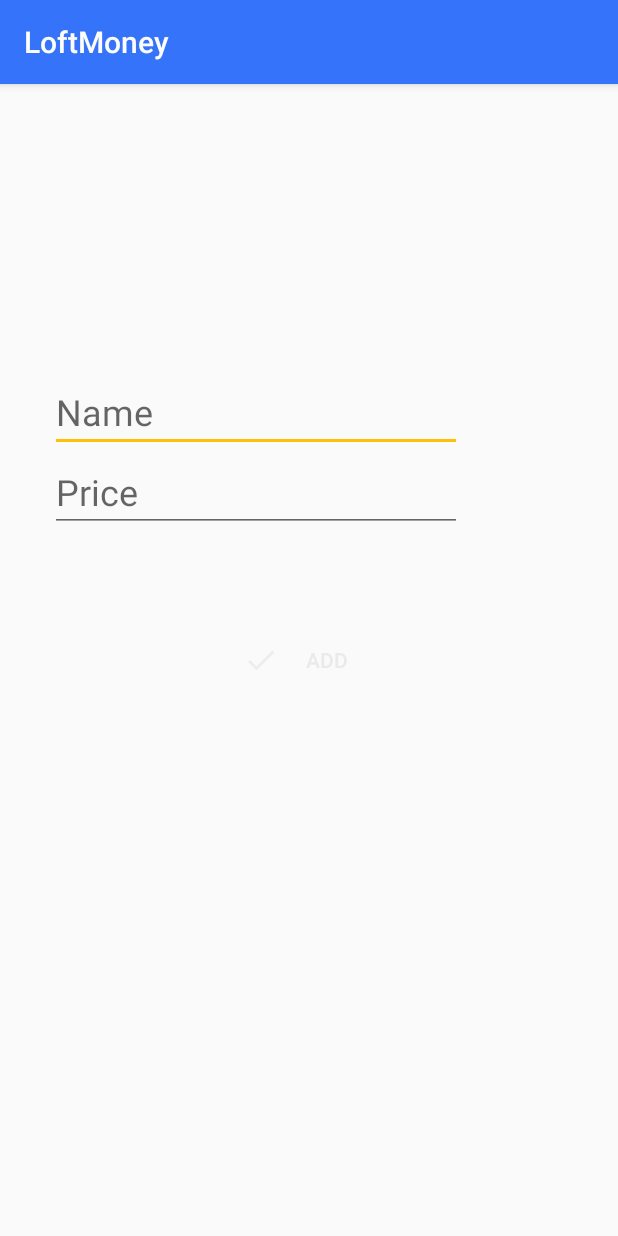
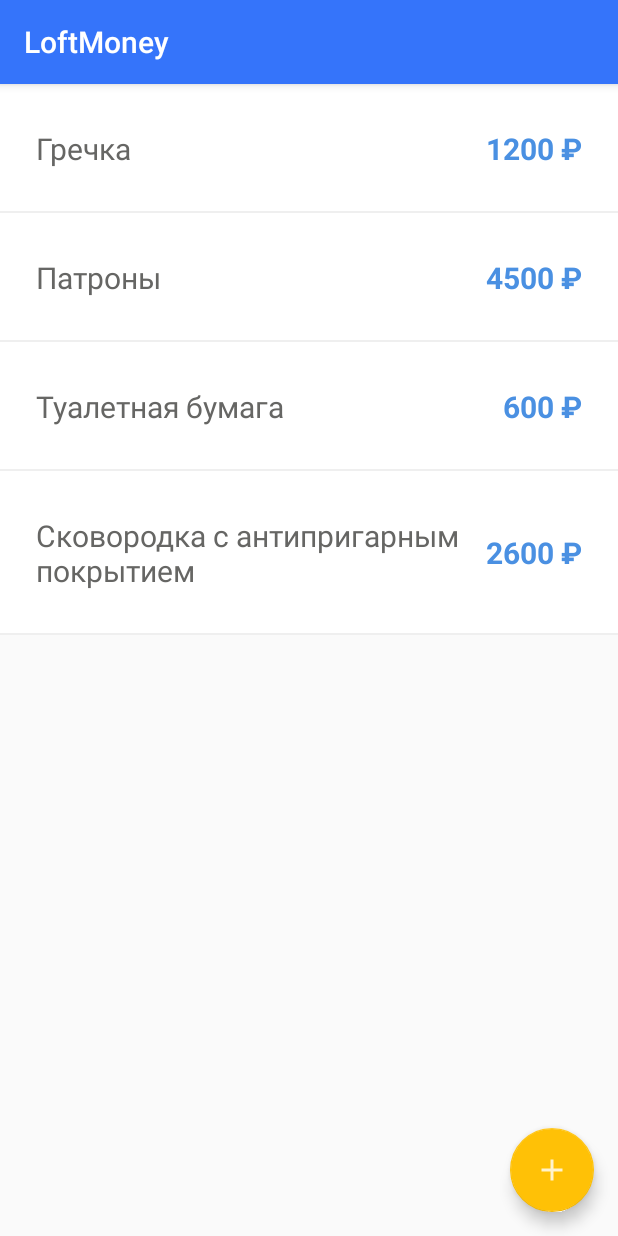
Before and after one commit to temofeyk/LoftMoney, an Android app: the screen it shows after launch (AddItemActivity before the commit, MainActivity after it), on a phone screen of 412 x 824 dp. Run offline under Robolectric (Android 15) with nearby library versions, the phone set to English and light mode, and no system bars.

Commit message:
added recyclerView with diffUtil

```diff
--- a/app/build.gradle
+++ b/app/build.gradle
@@ -28,8 +28,12 @@ android {
 
 dependencies {
     implementation fileTree(dir: 'libs', include: ['*.jar'])
-
+    // recyclerview
+    implementation 'androidx.recyclerview:recyclerview:1.1.0'
+    // appcompat
     implementation 'androidx.appcompat:appcompat:1.1.0'
+    // material
+    implementation 'com.google.android.material:material:1.1.0'
     implementation 'androidx.constraintlayout:constraintlayout:1.1.3'
     testImplementation 'junit:junit:4.12'
     androidTestImplementation 'androidx.test.ext:junit:1.1.1'
--- /dev/null
+++ b/app/src/main/java/com/temofey/k/android/loftmoney/activities/main/ItemsAdapter.java
@@ -0,0 +1,68 @@
+package com.temofey.k.android.loftmoney.activities.main;
+
+import android.view.View;
+import android.view.ViewGroup;
+import android.widget.TextView;
+
+import androidx.annotation.NonNull;
+import androidx.recyclerview.widget.DiffUtil;
+import androidx.recyclerview.widget.RecyclerView;
+
+import com.temofey.k.android.loftmoney.R;
+import com.temofey.k.android.loftmoney.data.model.Item;
+
+import java.util.ArrayList;
+import java.util.List;
+
+public class ItemsAdapter extends RecyclerView.Adapter<ItemsAdapter.ItemViewHolder> {
+
+    private List<Item> itemsList = new ArrayList<>();
+
+    @NonNull
+    @Override
+    public ItemViewHolder onCreateViewHolder(@NonNull ViewGroup parent, int viewType) {
+        View itemView = View.inflate(parent.getContext(), R.layout.item_view, null);
+
+        return new ItemViewHolder(itemView);
+    }
+
+    @Override
+    public void onBindViewHolder(@NonNull ItemViewHolder holder, int position) {
+        holder.bindItem(itemsList.get(position));
+    }
+
+    List<Item> getItemsList() {
+        return itemsList;
+    }
+
+    void setItemsList(List<Item> newItemsList) {
+        ItemsDiffUtil itemsDiffCallback = new ItemsDiffUtil(itemsList, newItemsList);
+        DiffUtil.DiffResult diffResult = DiffUtil.calculateDiff(itemsDiffCallback);
+        itemsList = newItemsList;
+        diffResult.dispatchUpdatesTo(this);
+    }
+
+    @Override
+    public int getItemCount() {
+        return itemsList.size();
+    }
+
+    static class ItemViewHolder extends RecyclerView.ViewHolder {
+        private TextView nameView;
+        private TextView priceView;
+
+        ItemViewHolder(@NonNull final View itemView) {
+            super(itemView);
+
+            nameView = itemView.findViewById(R.id.txtItemName);
+            priceView = itemView.findViewById(R.id.txtItemPrice);
+        }
+
+        void bindItem(final Item item) {
+            nameView.setText(item.getName());
+            priceView.setText(
+                    priceView.getContext().getResources().getString(R.string.price_template, String.valueOf(item.getPrice()))
+            );
+        }
+    }
+}
--- /dev/null
+++ b/app/src/main/java/com/temofey/k/android/loftmoney/activities/main/ItemsDiffUtil.java
@@ -0,0 +1,37 @@
+package com.temofey.k.android.loftmoney.activities.main;
+
+import androidx.recyclerview.widget.DiffUtil;
+
+import com.temofey.k.android.loftmoney.data.model.Item;
+
+import java.util.List;
+
+public class ItemsDiffUtil extends DiffUtil.Callback {
+    private final List<Item> oldList;
+    private final List<Item> newList;
+
+    ItemsDiffUtil(List<Item> oldList, List<Item> newList) {
+        this.oldList = oldList;
+        this.newList = newList;
+    }
+
+    @Override
+    public int getOldListSize() {
+        return oldList.size();
+    }
+
+    @Override
+    public int getNewListSize() {
+        return newList.size();
+    }
+
+    @Override
+    public boolean areItemsTheSame(int oldItemPosition, int newItemPosition) {
+        return oldList.get(oldItemPosition).getId() == newList.get(newItemPosition).getId();
+    }
+
+    @Override
+    public boolean areContentsTheSame(int oldItemPosition, int newItemPosition) {
+        return oldList.get(oldItemPosition).equals(newList.get(newItemPosition));
+    }
+}
--- /dev/null
+++ b/app/src/main/java/com/temofey/k/android/loftmoney/activities/main/MainActivity.java
@@ -0,0 +1,61 @@
+package com.temofey.k.android.loftmoney.activities.main;
+
+import android.content.Intent;
+import android.os.Bundle;
+
+import androidx.annotation.Nullable;
+import androidx.appcompat.app.AppCompatActivity;
+import androidx.recyclerview.widget.RecyclerView;
+
+import com.google.android.material.floatingactionbutton.FloatingActionButton;
+import com.temofey.k.android.loftmoney.R;
+import com.temofey.k.android.loftmoney.activities.AddItemActivity;
+import com.temofey.k.android.loftmoney.data.model.Item;
+
+import java.util.ArrayList;
+import java.util.List;
+import java.util.Objects;
+
+public class MainActivity extends AppCompatActivity {
+
+    public static final int REQUEST_CODE = 100;
+    private ItemsAdapter adapter;
+
+    @Override
+    protected void onCreate(Bundle savedInstanceState) {
+        super.onCreate(savedInstanceState);
+        setContentView(R.layout.activity_main);
+
+        FloatingActionButton fabAddItem = findViewById(R.id.fabMainAddItem);
+        fabAddItem.setOnClickListener(v -> startActivityForResult(new Intent(MainActivity.this, AddItemActivity.class), REQUEST_CODE));
+
+        RecyclerView recyclerView = findViewById(R.id.recyclerMainItemsList);
+        adapter = new ItemsAdapter();
+        List<Item> itemsList = new ArrayList<>();
+        itemsList.add(new Item("Гречка", 1200, Item.getNewId()));
+        itemsList.add(new Item("Патроны", 4500, Item.getNewId()));
+        itemsList.add(new Item("Туалетная бумага", 600, Item.getNewId()));
+        itemsList.add(new Item("Сковородка с антипригарным покрытием", 2600, Item.getNewId()));
+        adapter.setItemsList(itemsList);
+        recyclerView.setAdapter(adapter);
+    }
+
+    @Override
+    protected void onActivityResult(int requestCode, int resultCode, @Nullable Intent data) {
+        super.onActivityResult(requestCode, resultCode, data);
+
+        int price = 0;
+        try {
+            if (data != null) {
+                price = Integer.parseInt(Objects.requireNonNull(data.getStringExtra("price")));
+            }
+        } catch (NumberFormatException ignored) {
+        }
+
+        if (requestCode == REQUEST_CODE && resultCode == RESULT_OK) {
+            List<Item> itemsList = new ArrayList<>(adapter.getItemsList());
+            itemsList.add(0, new Item(Objects.requireNonNull(data).getStringExtra("name"), price, Item.getNewId()));
+            adapter.setItemsList(itemsList);
+        }
+    }
+}
--- /dev/null
+++ b/app/src/main/java/com/temofey/k/android/loftmoney/data/model/Item.java
@@ -0,0 +1,62 @@
+package com.temofey.k.android.loftmoney.data.model;
+
+import java.util.Objects;
+import java.util.concurrent.atomic.AtomicInteger;
+
+public class Item {
+
+    private static final AtomicInteger COUNTER = new AtomicInteger(1);
+    private String name;
+    private int price;
+    private int id;
+
+    public Item(String name, int price, int id) {
+        this.name = name;
+        this.price = price;
+        this.id = id;
+    }
+
+    public static int getNewId() {
+        return COUNTER.getAndIncrement();
+    }
+
+    public String getName() {
+        return name;
+    }
+
+    public void setName(String name) {
+        this.name = name;
+    }
+
+    public int getPrice() {
+        return price;
+    }
+
+    public void setPrice(int price) {
+        this.price = price;
+    }
+
+    public int getId() {
+        return id;
+    }
+
+    public void setId(int id) {
+        this.id = id;
+    }
+
+    @Override
+    public boolean equals(Object o) {
+        if (this == o) return true;
+        if (o == null || getClass() != o.getClass()) return false;
+        Item item = (Item) o;
+        return getPrice() == item.getPrice() &&
+                getId() == item.getId() &&
+                getName().equals(item.getName());
+    }
+
+    @Override
+    public int hashCode() {
+        return Objects.hash(getName(), getPrice(), getId());
+    }
+
+}
--- /dev/null
+++ b/app/src/main/res/drawable/ic_add.xml
@@ -0,0 +1,11 @@
+<vector xmlns:android="http://schemas.android.com/apk/res/android"
+    android:width="24dp"
+    android:height="24dp"
+    android:alpha="0.8"
+    android:tint="#FFFFFF"
+    android:viewportWidth="24"
+    android:viewportHeight="24">
+    <path
+        android:fillColor="#FF000000"
+        android:pathData="M19,13h-6v6h-2v-6H5v-2h6V5h2v6h6v2z" />
+</vector>
--- /dev/null
+++ b/app/src/main/res/drawable/item_background.xml
@@ -0,0 +1,5 @@
+<?xml version="1.0" encoding="utf-8"?>
+<selector xmlns:android="http://schemas.android.com/apk/res/android">
+    <item android:drawable="@android:color/white" android:state_selected="false" />
+    <item android:drawable="@color/white_five" android:state_selected="true" />
+</selector>
--- /dev/null
+++ b/app/src/main/res/layout/activity_main.xml
@@ -0,0 +1,23 @@
+<?xml version="1.0" encoding="utf-8"?>
+<FrameLayout xmlns:android="http://schemas.android.com/apk/res/android"
+    xmlns:app="http://schemas.android.com/apk/res-auto"
+    xmlns:tools="http://schemas.android.com/tools"
+    android:layout_width="match_parent"
+    android:layout_height="match_parent"
+    tools:context=".activities.main.MainActivity">
+
+    <androidx.recyclerview.widget.RecyclerView
+        android:id="@+id/recyclerMainItemsList"
+        android:layout_width="match_parent"
+        android:layout_height="wrap_content"
+        app:layoutManager="androidx.recyclerview.widget.LinearLayoutManager" />
+
+    <com.google.android.material.floatingactionbutton.FloatingActionButton
+        android:id="@+id/fabMainAddItem"
+        android:layout_width="wrap_content"
+        android:layout_height="wrap_content"
+        android:layout_gravity="bottom|end"
+        android:layout_margin="16dp"
+        android:src="@drawable/ic_add" />
+
+</FrameLayout>
--- /dev/null
+++ b/app/src/main/res/layout/item_view.xml
@@ -0,0 +1,48 @@
+<?xml version="1.0" encoding="utf-8"?>
+<FrameLayout xmlns:android="http://schemas.android.com/apk/res/android"
+    xmlns:tools="http://schemas.android.com/tools"
+    android:layout_width="match_parent"
+    android:layout_height="wrap_content"
+    android:background="@drawable/item_background">
+
+    <RelativeLayout
+        android:layout_width="match_parent"
+        android:layout_height="wrap_content"
+        android:paddingStart="24dp"
+        android:paddingTop="29dp"
+        android:paddingEnd="24dp"
+        android:paddingBottom="29dp">
+
+        <TextView
+            android:id="@+id/txtItemName"
+            android:layout_width="wrap_content"
+            android:layout_height="wrap_content"
+            android:layout_alignParentStart="true"
+            android:layout_toStartOf="@id/txtItemPrice"
+            android:fontFamily="sans-serif"
+            android:textColor="@color/medium_grey"
+            android:textSize="20sp"
+            tools:text="Very very long name charge with text wrap" />
+
+        <TextView
+            android:id="@+id/txtItemPrice"
+            android:layout_width="wrap_content"
+            android:layout_height="wrap_content"
+            android:layout_alignParentEnd="true"
+            android:layout_centerVertical="true"
+            android:layout_gravity="end"
+            android:fontFamily="sans-serif"
+            android:textColor="@color/dark_sky_blue"
+            android:textSize="20sp"
+            android:textStyle="bold"
+            tools:text="100500 ₽" />
+
+    </RelativeLayout>
+
+    <View
+        android:layout_width="match_parent"
+        android:layout_height="1dp"
+        android:layout_gravity="bottom"
+        android:background="@color/white_six" />
+
+</FrameLayout>
--- a/app/src/main/res/values/colors.xml
+++ b/app/src/main/res/values/colors.xml
@@ -3,6 +3,11 @@
     <color name="colorPrimary">#3574fa</color>
     <color name="colorPrimaryDark">#3574fa</color>
     <color name="colorAccent">#ffc106</color>
-
+    <!--add item-->
     <color name="apple_green">#7ed321</color>
+    <!--    items-->
+    <color name="medium_grey">#666664</color>
+    <color name="white_five">#f2f2f2</color>
+    <color name="white_six">#efefef</color>
+    <color name="dark_sky_blue">#4a90e2</color>
 </resources>
--- a/app/src/main/res/values/strings.xml
+++ b/app/src/main/res/values/strings.xml
@@ -4,4 +4,7 @@
     <string name="btnAddItemAddTitle">Add</string>
     <string name="etAddItemNameHint">Name</string>
     <string name="etAddItemPriceHint">Price</string>
+
+    <!--    items adapter-->
+    <string name="price_template" translatable="false">%1$s ₽</string>
 </resources>
```
Also changed, not shown: app/src/main/AndroidManifest.xml (+5 -2 lines), app/src/main/java/com/temofey/k/android/loftmoney/activities/AddItemActivity.java (+5 -6 lines), app/src/main/res/drawable/ic_launcher_background.xml (deleted, +0 -170 lines).
